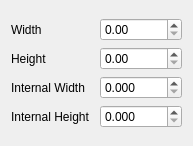
Old version of the form crosssections/ibeamform.ui in the repository opensourcereality/beambending.
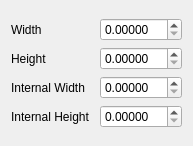
New version of the form.

Patch:
```diff
--- a/crosssections/ibeamform.ui
+++ b/crosssections/ibeamform.ui
@@ -25,6 +25,9 @@
      </item>
      <item row="0" column="1">
       <widget class="QDoubleSpinBox" name="width">
+       <property name="decimals">
+        <number>5</number>
+       </property>
        <property name="singleStep">
         <double>0.010000000000000</double>
        </property>
@@ -39,6 +42,9 @@
      </item>
      <item row="1" column="1">
       <widget class="QDoubleSpinBox" name="height">
+       <property name="decimals">
+        <number>5</number>
+       </property>
        <property name="singleStep">
         <double>0.010000000000000</double>
        </property>
@@ -54,7 +60,7 @@
      <item row="2" column="1">
       <widget class="QDoubleSpinBox" name="internalWidth">
        <property name="decimals">
-        <number>3</number>
+        <number>5</number>
        </property>
        <property name="singleStep">
         <double>0.001000000000000</double>
@@ -71,7 +77,7 @@
      <item row="3" column="1">
       <widget class="QDoubleSpinBox" name="internalHeight">
        <property name="decimals">
-        <number>3</number>
+        <number>5</number>
        </property>
        <property name="singleStep">
         <double>0.001000000000000</double>
```
Left out of the diff: 4 changed lines with no effect on the pictures.
